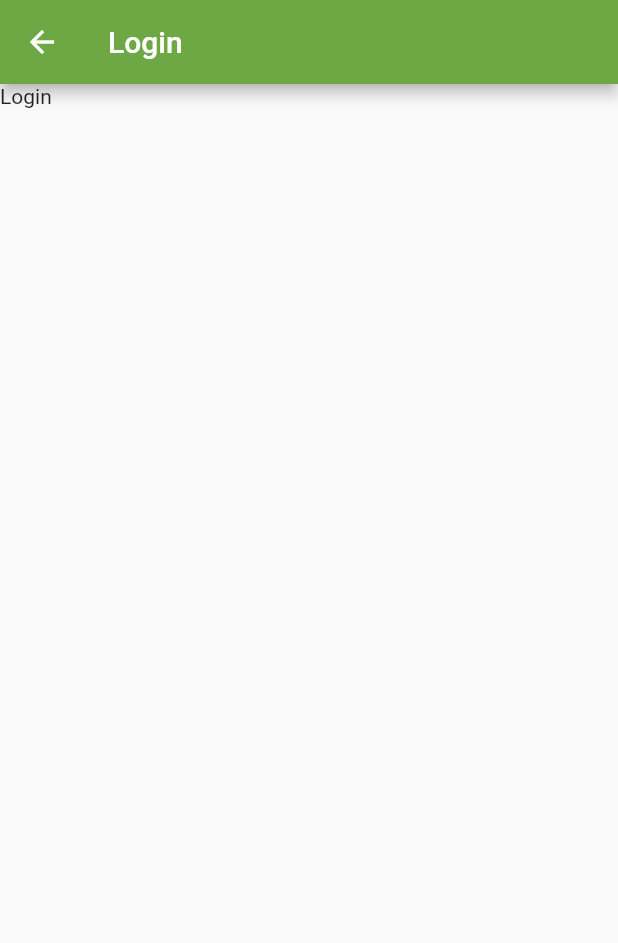
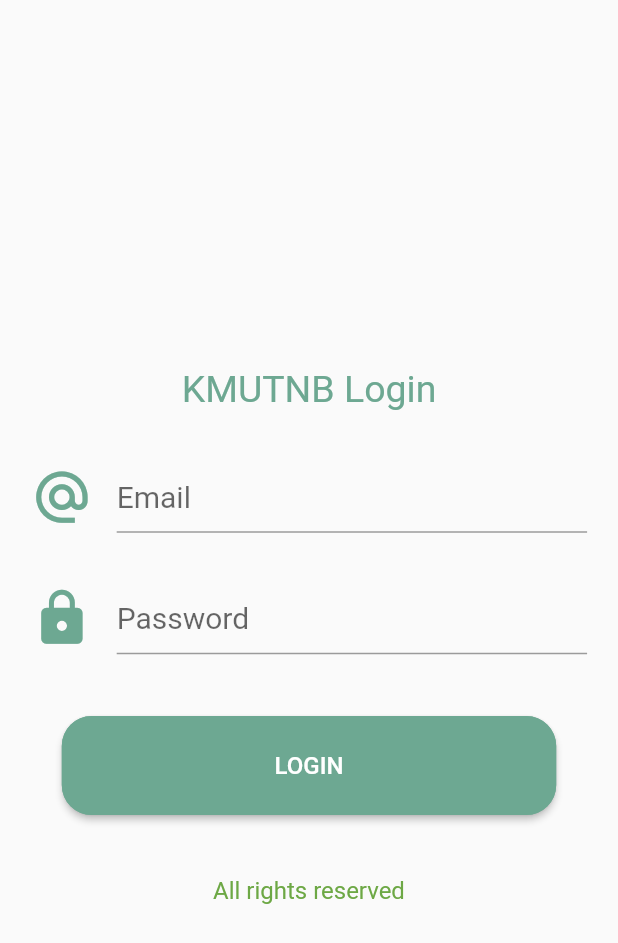
Before and after one commit to farchada/mobilappweek1, a Flutter app: the screen it shows after launch, after a tap on "LOGIN", on a phone screen of 412 x 824 dp. Shown: the top 943 px of the screen. Run offline on Flutter 3.47's test engine with Material 2 defaults, Android fonts, the phone set to English and light mode, and no system bars; our stand-ins replace sembast; network calls fail.

```diff
--- a/lib/main.dart
+++ b/lib/main.dart
@@ -2,28 +2,28 @@ import 'dart:developer';
 
 import 'package:flutter/material.dart';
 import 'package:mobileappweek1/config/constant.dart';
+import 'package:mobileappweek1/screen/dashboard.dart';
 import 'package:mobileappweek1/screen/home.dart';
 import 'package:mobileappweek1/screen/index.dart';
 import 'package:mobileappweek1/screen/login.dart';
 import 'package:mobileappweek1/screen/register.dart';
 
 void main() => runApp(MyApp());
+
 class MyApp extends StatelessWidget {
-
   @override
-Widget build(BuildContext context){
+  Widget build(BuildContext context) {
     return MaterialApp(
-
       home: Index(),
       routes: {
-      'Login' : (context) => Login(),
-       'register' : (context) => Register(),
+        'Login': (context) => Login(),
+        'register': (context) => Register(),
+        'dashboard': (context) => Dashboard(),
       },
       theme: ThemeData(
         primaryColor: sColor,
         secondaryHeaderColor: tColor,
       ),
     );
-
   }
 }
--- a/lib/screen/login.dart
+++ b/lib/screen/login.dart
@@ -1,4 +1,6 @@
 import 'package:flutter/material.dart';
+import 'package:mobileappweek1/backend/database.dart';
+import 'package:mobileappweek1/config/constant.dart';
 
 class Login extends StatefulWidget {
   const Login({Key? key}) : super(key: key);
@@ -8,13 +10,119 @@ class Login extends StatefulWidget {
 }
 
 class _LoginState extends State<Login> {
+  var email, password;
+  final formKey = GlobalKey<FormState>();
+
   @override
   Widget build(BuildContext context) {
+    Size size = MediaQuery.of(context).size;
     return Scaffold(
-      appBar: AppBar(
-        title: Text('Login'),
+      body: Form(
+        key: formKey,
+        child: Container(
+          alignment: Alignment.center,
+          child: SingleChildScrollView(
+            child: Column(
+              mainAxisAlignment: MainAxisAlignment.start,
+              children: <Widget>[
+                SizedBox(
+                  height: size.height * 0.03,
+                ),
+                Text(
+                  'KMUTNB Login',
+                  style: TextStyle(fontSize: 25, color: pColor),
+                ),
+                SizedBox(
+                  height: size.height * 0.04,
+                ),
+                Container(
+                  width: size.width * 0.9,
+                  child: TextFormField(
+                    style: TextStyle(color: Colors.black, fontSize: 20),
+                    decoration: InputDecoration(
+                      icon: Icon(
+                        Icons.alternate_email,
+                        color: pColor,
+                        size: size.height * 0.05,
+                      ),
+                      hintText: "Email",
+                    ),
+                    onSaved: (value) {
+                      email = value!.trim();
+                    },
+                  ),
+                ),
+                SizedBox(
+                  height: size.height * 0.04,
+                ),
+                Container(
+                  width: size.width * 0.9,
+                  child: TextFormField(
+                    style: TextStyle(color: Colors.black, fontSize: 20),
+                    obscureText: true,
+                    decoration: InputDecoration(
+                      icon: Icon(
+                        Icons.lock,
+                        color: pColor,
+                        size: size.height * 0.05,
+                      ),
+                      hintText: "Password",
+                    ),
+                    onSaved: (value) {
+                      password = value!.trim();
+                    },
+                  ),
+                ),
+                SizedBox(
+                  height: size.height * 0.05,
+                ),
+                Container(
+                  width: size.width * 0.8,
+                  height: size.height * 0.08,
+                  child: RaisedButton(
+                    shape: RoundedRectangleBorder(
+                        borderRadius: BorderRadius.circular(20.0),
+                        side: BorderSide(color: pColor)),
+                    onPressed: () {
+                      formKey.currentState!.save();
+
+                      var local = DBLocal();
+                      local.login(email, password).then((response) {
+                        if (response) {
+                          print("success");
+                          Navigator.pushNamed(context, 'dashboard');
+                        } else {
+                          print("fail");
+                          final bar = SnackBar(
+                            content: Text('ไม่พบข้อมูล'),
+                            backgroundColor: Colors.red[900],
+                          );
+
+                          ScaffoldMessenger.of(context).showSnackBar(bar);
+                        }
+                      });
+                    },
+                    color: pColor,
+                    textColor: Colors.white,
+                    child: Text("login".toUpperCase(),
+                        style: TextStyle(fontSize: 16)),
+                  ),
+                ),
+                SizedBox(
+                  height: size.height * 0.05,
+                ),
+                Text(
+                  'All rights reserved',
+                  style: TextStyle(
+                    fontSize: 16,
+                    color: sColor,
+                  ),
+                ),
+              ],
+            ),
+          ),
+        ),
       ),
-      body: Text('Login'),
     );
   }
 }
--- a/pubspec.yaml
+++ b/pubspec.yaml
@@ -14,7 +14,9 @@ dependencies:
 
 
   cupertino_icons: ^1.0.2
-
+  sembast: ^3.1.0+2
+  path_provider: ^2.0.4
+  path: ^1.8.0
 dev_dependencies:
   flutter_test:
     sdk: flutter
```
Also changed, not shown: lib/backend/database.dart (added, +64 -0 lines), lib/screen/dashboard.dart (added, +17 -0 lines), lib/screen/register.dart (+8 -6 lines), pubspec.lock. Lines whose indentation alone changed are shown as unchanged.
